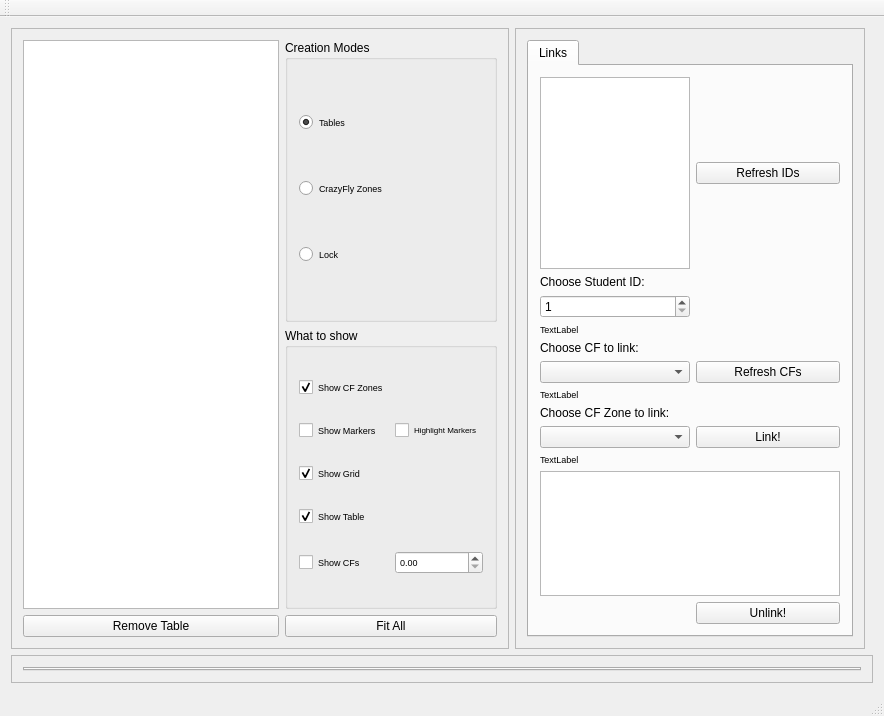
alexdidier/rampc-quadrotor, file pps_ws/src/d_fall_pps/GUI_Qt/CrazyFlyGUI/src/mainguiwindow.ui: the form before one commit.
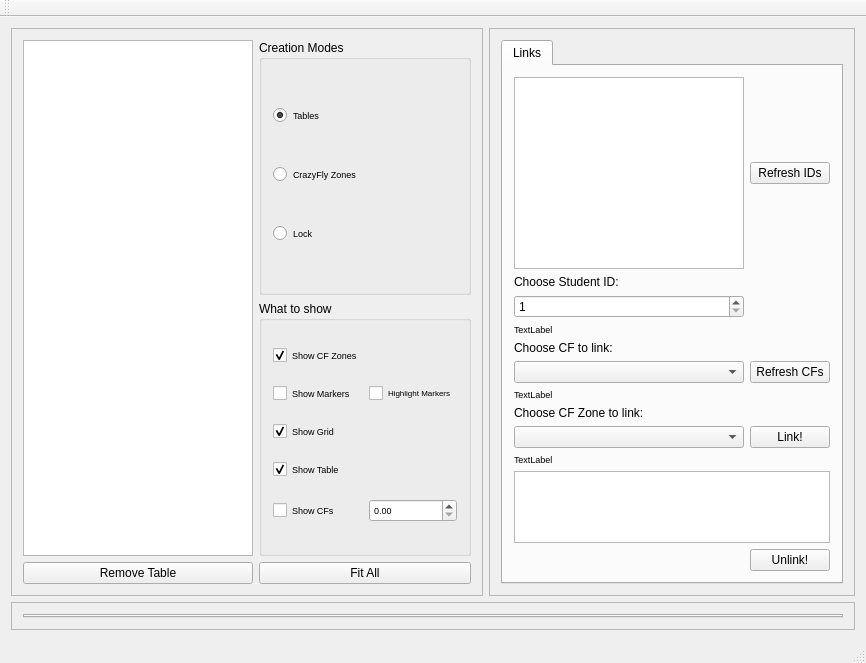
The form after the commit. Custom widgets are drawn as their Qt base class.

Commit message: solved problem with header of table

What changed in the file:
```diff
--- a/pps_ws/src/d_fall_pps/GUI_Qt/CrazyFlyGUI/src/mainguiwindow.ui
+++ b/pps_ws/src/d_fall_pps/GUI_Qt/CrazyFlyGUI/src/mainguiwindow.ui
@@ -6,8 +6,8 @@
    <rect>
     <x>0</x>
     <y>0</y>
-    <width>884</width>
-    <height>716</height>
+    <width>866</width>
+    <height>587</height>
    </rect>
   </property>
   <property name="windowTitle">
@@ -233,43 +233,6 @@
       <zorder>pushButton_fitAll</zorder>
      </widget>
     </item>
-    <item row="1" column="0" colspan="3">
-     <widget class="QFrame" name="frame">
-      <property name="sizePolicy">
-       <sizepolicy hsizetype="MinimumExpanding" vsizetype="MinimumExpanding">
-        <horstretch>0</horstretch>
-        <verstretch>0</verstretch>
-       </sizepolicy>
-      </property>
-      <property name="frameShape">
-       <enum>QFrame::StyledPanel</enum>
-      </property>
-      <property name="frameShadow">
-       <enum>QFrame::Raised</enum>
-      </property>
-      <layout class="QVBoxLayout" name="verticalLayout_3">
-       <item>
-        <widget class="QTabWidget" name="tabWidget">
-         <property name="sizePolicy">
-          <sizepolicy hsizetype="Expanding" vsizetype="Expanding">
-           <horstretch>0</horstretch>
-           <verstretch>0</verstretch>
-          </sizepolicy>
-         </property>
-         <property name="layoutDirection">
-          <enum>Qt::LeftToRight</enum>
-         </property>
-         <property name="currentIndex">
-          <number>-1</number>
-         </property>
-         <property name="tabsClosable">
-          <bool>true</bool>
-         </property>
-        </widget>
-       </item>
-      </layout>
-     </widget>
-    </item>
     <item row="0" column="1">
      <widget class="QFrame" name="frame_3">
       <property name="sizePolicy">
@@ -278,12 +241,6 @@
         <verstretch>0</verstretch>
        </sizepolicy>
       </property>
-      <property name="maximumSize">
-       <size>
-        <width>350</width>
-        <height>16777215</height>
-       </size>
-      </property>
       <property name="frameShape">
        <enum>QFrame::StyledPanel</enum>
       </property>
@@ -301,6 +258,42 @@
            <string>Links</string>
           </attribute>
           <layout class="QGridLayout" name="gridLayout">
+           <item row="12" column="1" colspan="2">
+            <widget class="QLabel" name="err_message_cf_zone">
+             <property name="font">
+              <font>
+               <pointsize>7</pointsize>
+              </font>
+             </property>
+             <property name="text">
+              <string>TextLabel</string>
+             </property>
+            </widget>
+           </item>
+           <item row="9" column="1" colspan="2">
+            <widget class="QLabel" name="err_message_cf">
+             <property name="font">
+              <font>
+               <pointsize>7</pointsize>
+              </font>
+             </property>
+             <property name="text">
+              <string>TextLabel</string>
+             </property>
+            </widget>
+           </item>
+           <item row="5" column="1" colspan="2">
+            <widget class="QLabel" name="err_message_student_id">
+             <property name="font">
+              <font>
+               <pointsize>7</pointsize>
+              </font>
+             </property>
+             <property name="text">
+              <string>TextLabel</string>
+             </property>
+            </widget>
+           </item>
            <item row="4" column="1">
             <widget class="QSpinBox" name="spinBox_student_ids">
              <property name="sizePolicy">
@@ -328,12 +321,6 @@
                <verstretch>0</verstretch>
               </sizepolicy>
              </property>
-             <property name="maximumSize">
-              <size>
-               <width>150</width>
-               <height>16777215</height>
-              </size>
-             </property>
             </widget>
            </item>
            <item row="3" column="1">
@@ -346,7 +333,7 @@
            <item row="8" column="1">
             <widget class="QComboBox" name="comboBoxCFs"/>
            </item>
-           <item row="13" column="1">
+           <item row="11" column="1">
             <widget class="QComboBox" name="comboBoxCFZones"/>
            </item>
            <item row="6" column="1">
@@ -356,45 +343,42 @@
              </property>
             </widget>
            </item>
-           <item row="12" column="1">
+           <item row="10" column="1">
             <widget class="QLabel" name="label_3">
              <property name="text">
               <string>Choose CF Zone to link:</string>
              </property>
             </widget>
            </item>
-           <item row="14" column="1" colspan="2">
-            <widget class="QLabel" name="err_message_cf_zone">
-             <property name="sizePolicy">
-              <sizepolicy hsizetype="Preferred" vsizetype="Preferred">
-               <horstretch>0</horstretch>
-               <verstretch>0</verstretch>
-              </sizepolicy>
+           <item row="8" column="2">
+            <widget class="QPushButton" name="refresh_cfs_button">
+             <property name="text">
+              <string>Refresh CFs</string>
              </property>
-             <property name="font">
-              <font>
-               <pointsize>7</pointsize>
-              </font>
+            </widget>
+           </item>
+           <item row="2" column="2">
+            <widget class="QPushButton" name="refresh_student_ids_button">
+             <property name="text">
+              <string>Refresh IDs</string>
              </property>
+            </widget>
+           </item>
+           <item row="11" column="2">
+            <widget class="QPushButton" name="link_button">
              <property name="text">
-              <string>TextLabel</string>
+              <string>Link!</string>
              </property>
             </widget>
            </item>
-           <item row="16" column="1" colspan="2">
+           <item row="13" column="1" colspan="2">
             <widget class="QTableWidget" name="table_links">
              <property name="minimumSize">
               <size>
-               <width>0</width>
+               <width>273</width>
                <height>0</height>
               </size>
              </property>
-             <property name="maximumSize">
-              <size>
-               <width>300</width>
-               <height>16777215</height>
-              </size>
-             </property>
              <property name="wordWrap">
               <bool>true</bool>
              </property>
@@ -405,74 +389,17 @@
               <number>0</number>
              </property>
              <attribute name="horizontalHeaderVisible">
-              <bool>false</bool>
+              <bool>true</bool>
              </attribute>
             </widget>
            </item>
-           <item row="5" column="1" colspan="2">
-            <widget class="QLabel" name="err_message_student_id">
-             <property name="sizePolicy">
-              <sizepolicy hsizetype="Preferred" vsizetype="Preferred">
-               <horstretch>0</horstretch>
-               <verstretch>0</verstretch>
-              </sizepolicy>
-             </property>
-             <property name="font">
-              <font>
-               <pointsize>7</pointsize>
-              </font>
-             </property>
-             <property name="text">
-              <string>TextLabel</string>
-             </property>
-            </widget>
-           </item>
-           <item row="8" column="2">
-            <widget class="QPushButton" name="refresh_cfs_button">
-             <property name="text">
-              <string>Refresh CFs</string>
-             </property>
-            </widget>
-           </item>
-           <item row="13" column="2">
-            <widget class="QPushButton" name="link_button">
-             <property name="text">
-              <string>Link!</string>
-             </property>
-            </widget>
-           </item>
-           <item row="11" column="1" colspan="2">
-            <widget class="QLabel" name="err_message_cf">
-             <property name="sizePolicy">
-              <sizepolicy hsizetype="Preferred" vsizetype="Preferred">
-               <horstretch>0</horstretch>
-               <verstretch>0</verstretch>
-              </sizepolicy>
-             </property>
-             <property name="font">
-              <font>
-               <pointsize>7</pointsize>
-              </font>
-             </property>
-             <property name="text">
-              <string>TextLabel</string>
-             </property>
-            </widget>
-           </item>
-           <item row="17" column="2">
+           <item row="14" column="2">
             <widget class="QPushButton" name="unlink_button">
              <property name="text">
               <string>Unlink!</string>
              </property>
             </widget>
            </item>
-           <item row="2" column="2">
-            <widget class="QPushButton" name="refresh_student_ids_button">
-             <property name="text">
-              <string>Refresh IDs</string>
-             </property>
-            </widget>
-           </item>
           </layout>
          </widget>
         </widget>
@@ -480,6 +407,43 @@
       </layout>
      </widget>
     </item>
+    <item row="1" column="0" colspan="2">
+     <widget class="QFrame" name="frame">
+      <property name="sizePolicy">
+       <sizepolicy hsizetype="MinimumExpanding" vsizetype="MinimumExpanding">
+        <horstretch>0</horstretch>
+        <verstretch>0</verstretch>
+       </sizepolicy>
+      </property>
+      <property name="frameShape">
+       <enum>QFrame::StyledPanel</enum>
+      </property>
+      <property name="frameShadow">
+       <enum>QFrame::Raised</enum>
+      </property>
+      <layout class="QVBoxLayout" name="verticalLayout_3">
+       <item>
+        <widget class="QTabWidget" name="tabWidget">
+         <property name="sizePolicy">
+          <sizepolicy hsizetype="Expanding" vsizetype="Expanding">
+           <horstretch>0</horstretch>
+           <verstretch>0</verstretch>
+          </sizepolicy>
+         </property>
+         <property name="layoutDirection">
+          <enum>Qt::LeftToRight</enum>
+         </property>
+         <property name="currentIndex">
+          <number>-1</number>
+         </property>
+         <property name="tabsClosable">
+          <bool>true</bool>
+         </property>
+        </widget>
+       </item>
+      </layout>
+     </widget>
+    </item>
    </layout>
   </widget>
   <widget class="QMenuBar" name="menuBar">
@@ -487,7 +451,7 @@
     <rect>
      <x>0</x>
      <y>0</y>
-     <width>884</width>
+     <width>866</width>
      <height>19</height>
     </rect>
    </property>
```
The commit also changes 2 other files.
